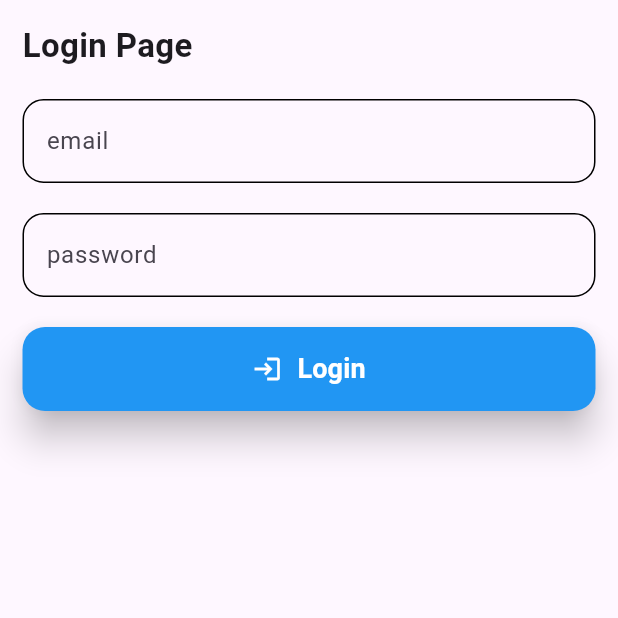
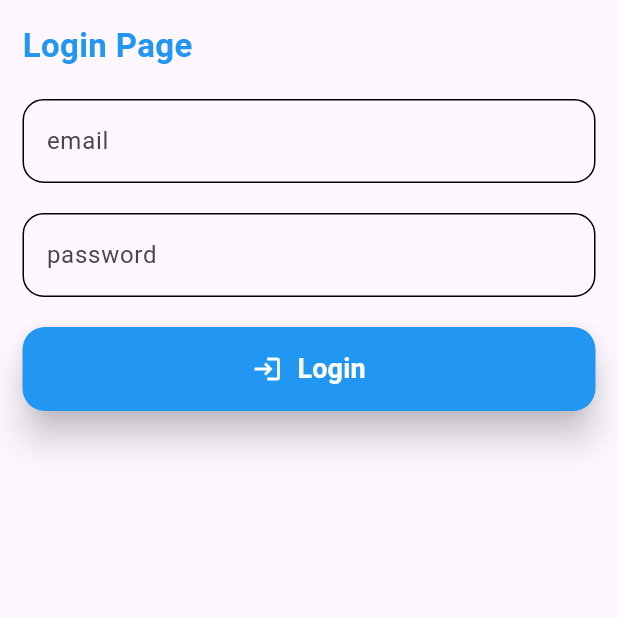
Before and after one commit to AbuAubida/firstTask, a Flutter app: the screen it shows after launch, on a phone screen of 412 x 824 dp, the top half of it. Run offline on Flutter 3.47's test engine with Material 3 defaults, Android fonts, the phone set to English and light mode, and no system bars.

Commit message:
rised task

```diff
--- a/login_page/lib/app/my_app/my_app.dart
+++ b/login_page/lib/app/my_app/my_app.dart
@@ -9,8 +9,8 @@ class MyApp extends StatefulWidget {
 }
 
 class _MyAppState extends State<MyApp> {
-  TextEditingController emailController = TextEditingController();
-  TextEditingController passController = TextEditingController();
+ final TextEditingController emailController = TextEditingController();
+final  TextEditingController passController = TextEditingController();
   GlobalKey<FormState> formKey = GlobalKey();
   @override
   Widget build(BuildContext context) {
@@ -27,8 +27,10 @@ class _MyAppState extends State<MyApp> {
                   children: [
                     Text(
                       "Login Page",
-                      style:
-                          TextStyle(fontSize: 22, fontWeight: FontWeight.bold),
+                      style: TextStyle(
+                          fontSize: 22,
+                          fontWeight: FontWeight.bold,
+                          color: Colors.blue),
                     ),
                     SizedBox(
                       height: 20,
@@ -57,9 +59,10 @@ class _MyAppState extends State<MyApp> {
                                 context: context,
                                 builder: (BuildContext context) {
                                   return AlertDialog(
+                                    backgroundColor: Colors.greenAccent,
                                     title: Text('Congratulations'),
                                     content: Text('Successfull Login'),
-                                    actions: <Widget>[
+                                    actions: [
                                       TextButton(
                                         onPressed: () {
                                           Navigator.of(context)
```
